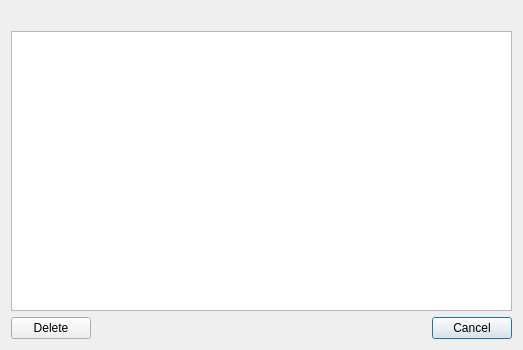
This is bookdialog.ui in farinc/book-tracker as Qt 5 draws it before an edit. The edited form follows.
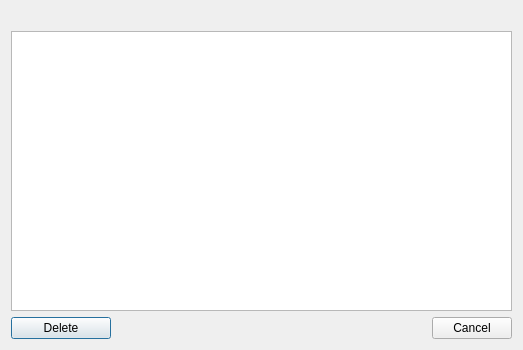
This is the edited form.

What changed in the file:
```diff
--- a/bookdialog.ui
+++ b/bookdialog.ui
@@ -14,17 +14,27 @@
    <string>Edit an Entry</string>
   </property>
   <layout class="QGridLayout" name="gridLayout">
-   <item row="2" column="1">
-    <widget class="QDialogButtonBox" name="buttonBox">
-     <property name="orientation">
-      <enum>Qt::Horizontal</enum>
+   <item row="0" column="0" colspan="3">
+    <widget class="QLabel" name="infoLabel">
+     <property name="text">
+      <string/>
      </property>
-     <property name="standardButtons">
-      <set>QDialogButtonBox::Cancel</set>
+    </widget>
+   </item>
+   <item row="2" column="0">
+    <widget class="QPushButton" name="pushButtonDelete">
+     <property name="minimumSize">
+      <size>
+       <width>100</width>
+       <height>0</height>
+      </size>
      </property>
+     <property name="text">
+      <string>Delete</string>
+     </property>
     </widget>
    </item>
-   <item row="1" column="0" colspan="2">
+   <item row="1" column="0" colspan="3">
     <widget class="QTreeView" name="treeView">
      <property name="sizeAdjustPolicy">
       <enum>QAbstractScrollArea::AdjustIgnored</enum>
@@ -52,19 +62,34 @@
      </attribute>
     </widget>
    </item>
-   <item row="0" column="0" colspan="2">
-    <widget class="QLabel" name="infoLabel">
-     <property name="text">
-      <string/>
+   <item row="2" column="2">
+    <widget class="QDialogButtonBox" name="buttonBox">
+     <property name="sizePolicy">
+      <sizepolicy hsizetype="Maximum" vsizetype="Fixed">
+       <horstretch>0</horstretch>
+       <verstretch>0</verstretch>
+      </sizepolicy>
+     </property>
+     <property name="orientation">
+      <enum>Qt::Horizontal</enum>
+     </property>
+     <property name="standardButtons">
+      <set>QDialogButtonBox::Cancel</set>
      </property>
     </widget>
    </item>
-   <item row="2" column="0">
-    <widget class="QPushButton" name="pushButtonDelete">
-     <property name="text">
-      <string>Delete</string>
+   <item row="2" column="1">
+    <spacer name="horizontalSpacer">
+     <property name="orientation">
+      <enum>Qt::Horizontal</enum>
      </property>
-    </widget>
+     <property name="sizeHint" stdset="0">
+      <size>
+       <width>40</width>
+       <height>20</height>
+      </size>
+     </property>
+    </spacer>
    </item>
   </layout>
  </widget>
```
